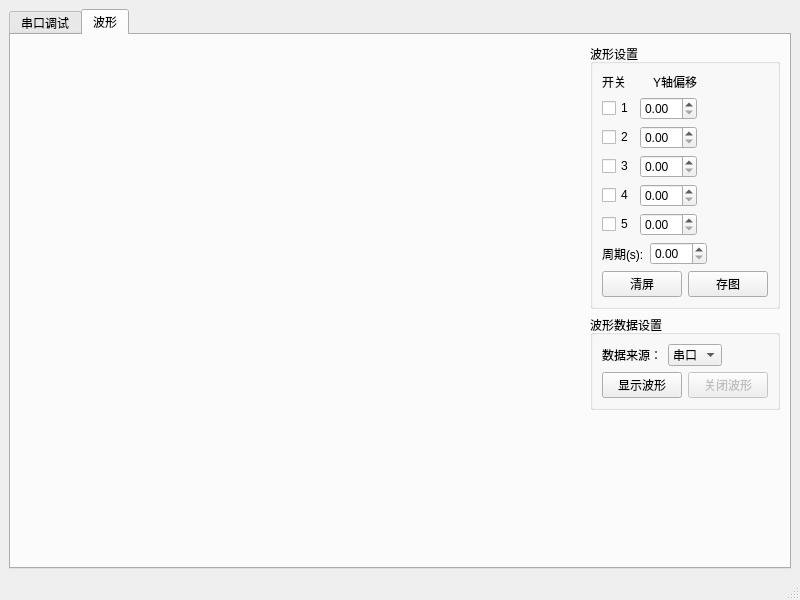
Above: SuperDebugger.ui from weety/SuperDebugger before the change. Below: the same form after it.
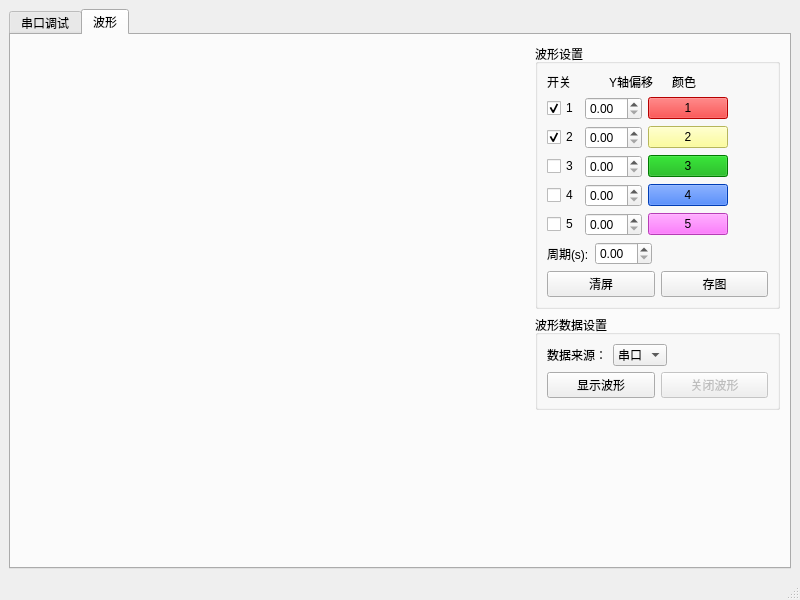
That is the form after the change. The open tabs and pages were chosen to show the change.

Commit message: Add serial library and improve ui.

```diff
--- a/SuperDebugger.ui
+++ b/SuperDebugger.ui
@@ -507,7 +507,7 @@
                  <item>
                   <layout class="QVBoxLayout" name="verticalLayout_4">
                    <item>
-                    <layout class="QHBoxLayout" name="horizontalLayout_18">
+                    <layout class="QHBoxLayout" name="horizontalLayout_13">
                      <item>
                       <widget class="QLabel" name="label_2">
                        <property name="text">
@@ -522,38 +522,74 @@
                        </property>
                       </widget>
                      </item>
+                     <item>
+                      <widget class="QLabel" name="label_11">
+                       <property name="text">
+                        <string>颜色</string>
+                       </property>
+                      </widget>
+                     </item>
                     </layout>
                    </item>
                    <item>
-                    <layout class="QHBoxLayout" name="horizontalLayout_13">
+                    <layout class="QHBoxLayout" name="horizontalLayout_14">
                      <item>
                       <widget class="QCheckBox" name="checkBox">
                        <property name="text">
                         <string>1</string>
                        </property>
+                       <property name="checked">
+                        <bool>true</bool>
+                       </property>
                       </widget>
                      </item>
                      <item>
                       <widget class="QDoubleSpinBox" name="doubleSpinBoxChannel1"/>
                      </item>
+                     <item>
+                      <widget class="QPushButton" name="pushButtonColorSel1">
+                       <property name="autoFillBackground">
+                        <bool>false</bool>
+                       </property>
+                       <property name="styleSheet">
+                        <string notr="true">background-color: rgb(255, 0, 0);</string>
+                       </property>
+                       <property name="text">
+                        <string>1</string>
+                       </property>
+                      </widget>
+                     </item>
                     </layout>
                    </item>
                    <item>
-                    <layout class="QHBoxLayout" name="horizontalLayout_14">
+                    <layout class="QHBoxLayout" name="horizontalLayout_15">
                      <item>
                       <widget class="QCheckBox" name="checkBox_2">
                        <property name="text">
                         <string>2</string>
                        </property>
+                       <property name="checked">
+                        <bool>true</bool>
+                       </property>
                       </widget>
                      </item>
                      <item>
                       <widget class="QDoubleSpinBox" name="doubleSpinBoxChannel2"/>
                      </item>
+                     <item>
+                      <widget class="QPushButton" name="pushButtonColorSel2">
+                       <property name="styleSheet">
+                        <string notr="true">background-color: rgb(255, 255, 127);</string>
+                       </property>
+                       <property name="text">
+                        <string>2</string>
+                       </property>
+                      </widget>
+                     </item>
                     </layout>
                    </item>
                    <item>
-                    <layout class="QHBoxLayout" name="horizontalLayout_15">
+                    <layout class="QHBoxLayout" name="horizontalLayout_16">
                      <item>
                       <widget class="QCheckBox" name="checkBox_3">
                        <property name="text">
@@ -564,10 +600,20 @@
                      <item>
                       <widget class="QDoubleSpinBox" name="doubleSpinBoxChannel3"/>
                      </item>
+                     <item>
+                      <widget class="QPushButton" name="pushButtonColorSel3">
+                       <property name="styleSheet">
+                        <string notr="true">background-color: rgb(0, 170, 0);</string>
+                       </property>
+                       <property name="text">
+                        <string>3</string>
+                       </property>
+                      </widget>
+                     </item>
                     </layout>
                    </item>
                    <item>
-                    <layout class="QHBoxLayout" name="horizontalLayout_16">
+                    <layout class="QHBoxLayout" name="horizontalLayout_17">
                      <item>
                       <widget class="QCheckBox" name="checkBox_4">
                        <property name="text">
@@ -578,10 +624,20 @@
                      <item>
                       <widget class="QDoubleSpinBox" name="doubleSpinBoxChannel4"/>
                      </item>
+                     <item>
+                      <widget class="QPushButton" name="pushButtonColorSel4">
+                       <property name="styleSheet">
+                        <string notr="true">background-color: rgb(0, 85, 255);</string>
+                       </property>
+                       <property name="text">
+                        <string>4</string>
+                       </property>
+                      </widget>
+                     </item>
                     </layout>
                    </item>
                    <item>
-                    <layout class="QHBoxLayout" name="horizontalLayout_17">
+                    <layout class="QHBoxLayout" name="horizontalLayout_18">
                      <item>
                       <widget class="QCheckBox" name="checkBox_5">
                        <property name="text">
@@ -592,6 +648,16 @@
                      <item>
                       <widget class="QDoubleSpinBox" name="doubleSpinBoxChannel5"/>
                      </item>
+                     <item>
+                      <widget class="QPushButton" name="pushButtonColorSel5">
+                       <property name="styleSheet">
+                        <string notr="true">background-color: rgb(255, 85, 255);</string>
+                       </property>
+                       <property name="text">
+                        <string>5</string>
+                       </property>
+                      </widget>
+                     </item>
                     </layout>
                    </item>
                   </layout>
```
Left out of the diff: 15 changed lines with no effect on the pictures. The commit also changes 2 other files.
